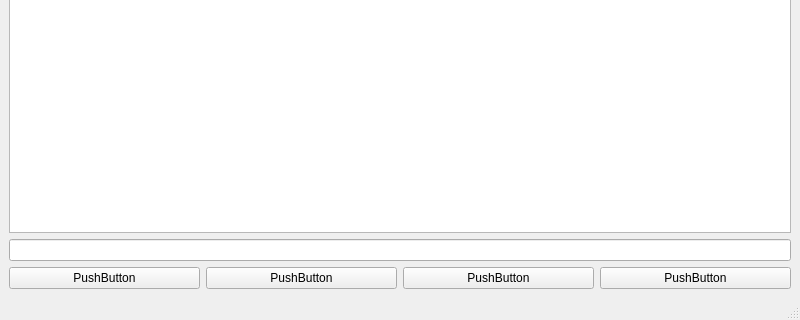
Qt form mainwindow.ui (cihansenyuz/notebook) before a commit; both pictures show x 0 to 800 and y 280 to 600 of the 800 by 600 pixel window.
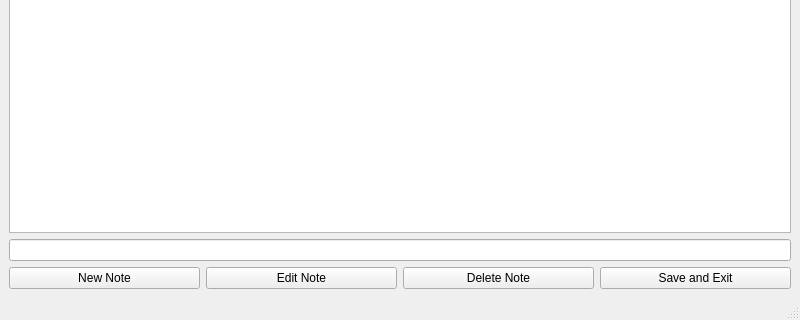
The same form after that commit.

Commit message: ui file converted to py file, mainwindow class created

```diff
--- a/mainwindow.ui
+++ b/mainwindow.ui
@@ -26,28 +26,28 @@
       <item>
        <widget class="QPushButton" name="newButton">
         <property name="text">
-         <string>PushButton</string>
+         <string>New Note</string>
         </property>
        </widget>
       </item>
       <item>
        <widget class="QPushButton" name="editButton">
         <property name="text">
-         <string>PushButton</string>
+         <string>Edit Note</string>
         </property>
        </widget>
       </item>
       <item>
        <widget class="QPushButton" name="deleteButton">
         <property name="text">
-         <string>PushButton</string>
+         <string>Delete Note</string>
         </property>
        </widget>
       </item>
       <item>
        <widget class="QPushButton" name="exitButton">
         <property name="text">
-         <string>PushButton</string>
+         <string>Save and Exit</string>
         </property>
        </widget>
       </item>
```
Left out of the diff: 10 changed lines with no effect on the pictures. The commit also changes 2 other files.
